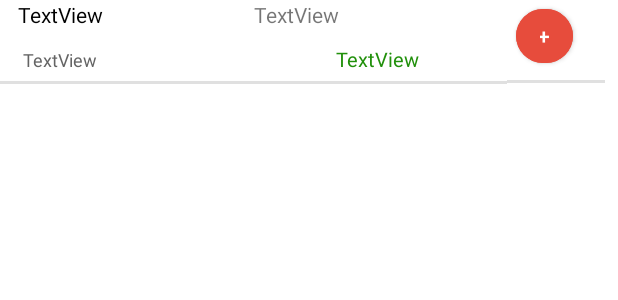
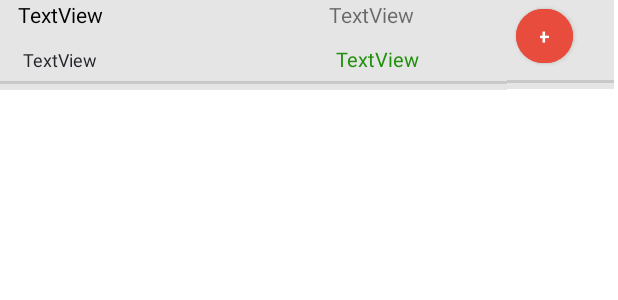
Before and after one commit to Jhosgun/Easy_meat, an Android app: the layout item_table_layout.xml on its own in the app's theme, with its tools: preview values and no code run, on a phone screen of 412 x 824 dp. Shown: the top 300 px of the screen. Run offline under Robolectric (Android 15) with nearby library versions, the phone set to English and light mode, and no system bars.

Commit message:
Add filter products by shop and edit products row view 	modified:   .idea/misc.xml 	modified:   app/src/main/AndroidManifest.xml 	modified:   app/src/main/java/com/example/easymeat/AddProductsStore.kt 	modified:   app/src/main/java/com/example/easymeat/Carrito.kt 	modified:   app/src/main/java/com/example/easymeat/LoginStore.kt 	modified:   app/src/main/java/com/example/easymeat/LoginUser.kt 	modified:   app/src/main/java/com/example/easymeat/ProductoCarrito.kt 	modified:   app/src/main/java/com/example/easymeat/VerProductos.kt 	modified:   app/src/main/res/layout/activity_ver_productos.xml 	modified:   app/src/main/res/layout/item_table_layout.xml 	modified:   app/src/main/res/layout/item_table_layout_carrito.xml

```diff
--- a/app/src/main/AndroidManifest.xml
+++ b/app/src/main/AndroidManifest.xml
@@ -17,6 +17,8 @@
         <activity android:name=".LoginUser" />
         <activity android:name=".AddProducto" />
         <activity android:name=".FormularioRegistro" />
+        <activity android:name=".VerProductos"/>
+        <activity android:name=".Carrito"/>
         <activity
             android:name=".MainActivity"
             android:theme="@style/SplasTheme">
--- a/app/src/main/java/com/example/easymeat/AddProductsStore.kt
+++ b/app/src/main/java/com/example/easymeat/AddProductsStore.kt
@@ -52,7 +52,7 @@ class AddProductsStore : AppCompatActivity() {
                 tvTienda.setText("${document["shop"].toString()}")
                 tvTipo.setText("${document["type"].toString()}")
                 val id = "${document.id}"
-                var pro = ProductoCarrito(document.get("name").toString(),id,"", document.get("cost").toString().toDouble(),document["shop"].toString(),1)
+                var pro = ProductoCarrito(document.get("name").toString(),id,"", document.get("cost").toString().toDouble(),"${document["type"].toString()}",document["shop"].toString(),1)
                 //Agregar clickListener al botón
                 botonAdd.setOnClickListener{
                     try {
--- a/app/src/main/java/com/example/easymeat/Carrito.kt
+++ b/app/src/main/java/com/example/easymeat/Carrito.kt
@@ -61,9 +61,9 @@ class Carrito : AppCompatActivity() {
                 }
                 // Agregar datos de la consulta a los campos de la fila
                 tvName.setText(pro.name)
-                tvPrecio.setText(pro.cost.toString())
-                tvTienda.setText(pro.tienda.toString())
-                tvTipo.setText("")
+                tvPrecio.setText("$ "+pro.cost.toString())
+                tvTienda.setText("Tienda: "+pro.tienda.toString())
+                tvTipo.setText(pro.type.toString())
                 tvCantidad.setText(pro.cantidad.toString())
                 tabla_productos?.addView(row)
             }catch (e:Exception){
--- a/app/src/main/res/layout/activity_ver_productos.xml
+++ b/app/src/main/res/layout/activity_ver_productos.xml
@@ -38,7 +38,6 @@
                         android:id="@+id/tabla_productos"
                         android:layout_width="match_parent"
                         android:layout_height="wrap_content"
-                        android:background="@color/color_back_red"
                         android:gravity="center_horizontal"
                         android:showDividers="beginning|end">
 
--- a/app/src/main/res/layout/item_table_layout.xml
+++ b/app/src/main/res/layout/item_table_layout.xml
@@ -9,13 +9,15 @@
 
     <LinearLayout
         android:layout_width="match_parent"
-        android:layout_height="59dp"
+        android:layout_height="72dp"
         android:layout_gravity="fill_horizontal"
+        android:background="#00FFFFFF"
         android:orientation="horizontal">
 
         <LinearLayout
             android:layout_width="338dp"
             android:layout_height="60dp"
+            android:background="#F7E5E5E6"
             android:orientation="vertical">
 
             <LinearLayout
@@ -38,7 +40,8 @@
                     android:layout_height="wrap_content"
                     android:layout_marginRight="12dp"
                     android:layout_weight="0.25"
-                    android:text="TextView" />
+                    android:text="TextView"
+                    android:textAlignment="center" />
             </LinearLayout>
 
             <LinearLayout
@@ -53,7 +56,7 @@
                     android:layout_marginLeft="15dp"
                     android:layout_weight="0.5"
                     android:text="TextView"
-                    android:textColor="@color/browser_actions_title_color"
+                    android:textColor="#27242C"
                     android:textSize="12sp" />
 
                 <TextView
@@ -86,8 +89,9 @@
         </LinearLayout>
 
         <LinearLayout
-            android:layout_width="65dp"
+            android:layout_width="71dp"
             android:layout_height="wrap_content"
+            android:background="#F7E5E5E6"
             android:orientation="vertical">
             android:layout_height="60dp"
 
```
Also changed, not shown: app/src/main/java/com/example/easymeat/LoginStore.kt (+5 -5 lines), app/src/main/java/com/example/easymeat/LoginUser.kt (+7 -1 lines), app/src/main/java/com/example/easymeat/ProductoCarrito.kt (+8 -2 lines), app/src/main/java/com/example/easymeat/VerProductos.kt (+37 -13 lines), app/src/main/res/layout/item_table_layout_carrito.xml (+13 -11 lines).
